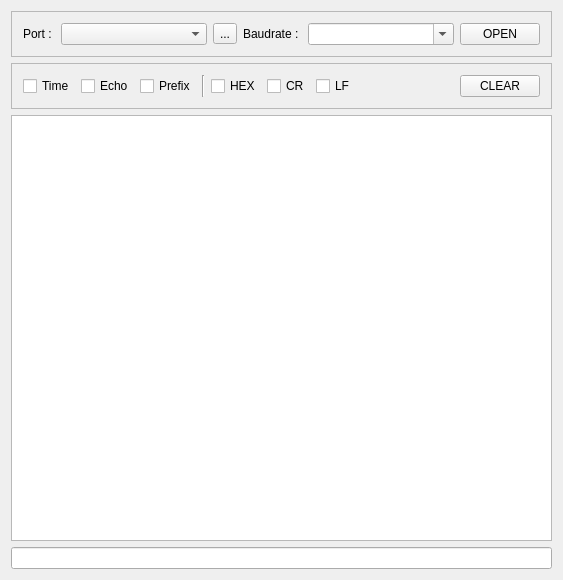
The window that mainwindow.ui (NSJ-student/SerialTestProgram) describes before a commit, drawn with Qt 5.
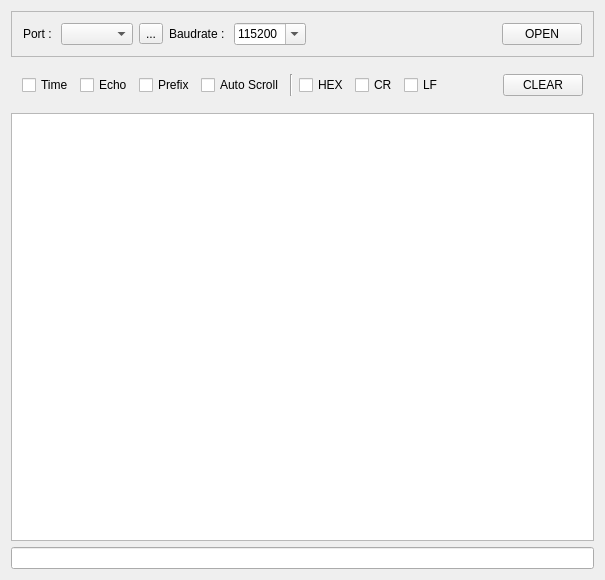
The same window after the commit. Icons and pictures are not drawn.

Commit message: Qt Designer 사용

Patch:
```diff
--- a/mainwindow.ui
+++ b/mainwindow.ui
@@ -6,7 +6,7 @@
    <rect>
     <x>0</x>
     <y>0</y>
-    <width>563</width>
+    <width>605</width>
     <height>580</height>
    </rect>
   </property>
@@ -38,7 +38,14 @@
         </widget>
        </item>
        <item>
-        <widget class="QComboBox" name="cbSerialPort"/>
+        <widget class="QComboBox" name="cbSerialPort">
+         <property name="sizePolicy">
+          <sizepolicy hsizetype="Fixed" vsizetype="Fixed">
+           <horstretch>0</horstretch>
+           <verstretch>0</verstretch>
+          </sizepolicy>
+         </property>
+        </widget>
        </item>
        <item>
         <widget class="QToolButton" name="btnPortRefresh">
@@ -62,22 +69,41 @@
        </item>
        <item>
         <widget class="QComboBox" name="cbBaudrate">
+         <property name="sizePolicy">
+          <sizepolicy hsizetype="Fixed" vsizetype="Fixed">
+           <horstretch>0</horstretch>
+           <verstretch>0</verstretch>
+          </sizepolicy>
+         </property>
          <property name="editable">
           <bool>true</bool>
          </property>
+         <item>
+          <property name="text">
+           <string>115200</string>
+          </property>
+         </item>
+         <item>
+          <property name="text">
+           <string>460800</string>
+          </property>
+         </item>
         </widget>
        </item>
-       <item>
+       <item alignment="Qt::AlignRight">
         <widget class="QPushButton" name="btnSerialOpenClose">
          <property name="sizePolicy">
           <sizepolicy hsizetype="Fixed" vsizetype="Fixed">
-           <horstretch>0</horstretch>
+           <horstretch>1</horstretch>
            <verstretch>0</verstretch>
           </sizepolicy>
          </property>
          <property name="text">
           <string>OPEN</string>
          </property>
+         <property name="checkable">
+          <bool>true</bool>
+         </property>
         </widget>
        </item>
       </layout>
@@ -86,7 +112,7 @@
     <item>
      <widget class="QFrame" name="frame_2">
       <property name="frameShape">
-       <enum>QFrame::StyledPanel</enum>
+       <enum>QFrame::NoFrame</enum>
       </property>
       <property name="frameShadow">
        <enum>QFrame::Raised</enum>
@@ -113,6 +139,13 @@
          </property>
         </widget>
        </item>
+       <item>
+        <widget class="QCheckBox" name="cbEnableAutoScroll">
+         <property name="text">
+          <string>Auto Scroll</string>
+         </property>
+        </widget>
+       </item>
        <item>
         <widget class="Line" name="line">
          <property name="orientation">
@@ -141,21 +174,14 @@
          </property>
         </widget>
        </item>
-       <item>
-        <spacer name="horizontalSpacer">
-         <property name="orientation">
-          <enum>Qt::Horizontal</enum>
+       <item alignment="Qt::AlignRight">
+        <widget class="QPushButton" name="btnLogClear">
+         <property name="sizePolicy">
+          <sizepolicy hsizetype="Minimum" vsizetype="Fixed">
+           <horstretch>1</horstretch>
+           <verstretch>0</verstretch>
+          </sizepolicy>
          </property>
-         <property name="sizeHint" stdset="0">
-          <size>
-           <width>40</width>
-           <height>20</height>
-          </size>
-         </property>
-        </spacer>
-       </item>
-       <item>
-        <widget class="QPushButton" name="pushButton_2">
          <property name="text">
           <string>CLEAR</string>
          </property>
@@ -165,7 +191,19 @@
      </widget>
     </item>
     <item>
-     <widget class="QPlainTextEdit" name="txtSerialLog"/>
+     <widget class="QTextEdit" name="txtSerialLog">
+      <property name="font">
+       <font>
+        <family>Courier 10 Pitch</family>
+       </font>
+      </property>
+      <property name="lineWrapMode">
+       <enum>QTextEdit::NoWrap</enum>
+      </property>
+      <property name="readOnly">
+       <bool>true</bool>
+      </property>
+     </widget>
     </item>
     <item>
      <widget class="QLineEdit" name="lineSerialWrite"/>
```
Left out of the diff: 15 changed lines with no effect on the pictures. The commit also changes 2 other files.
